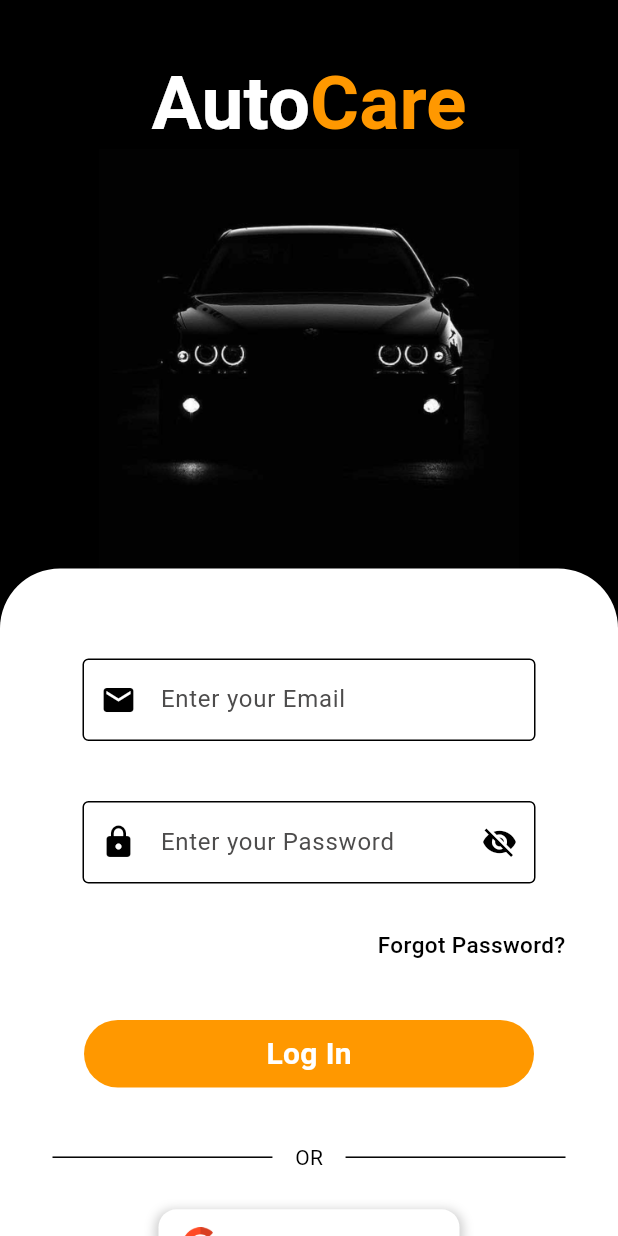
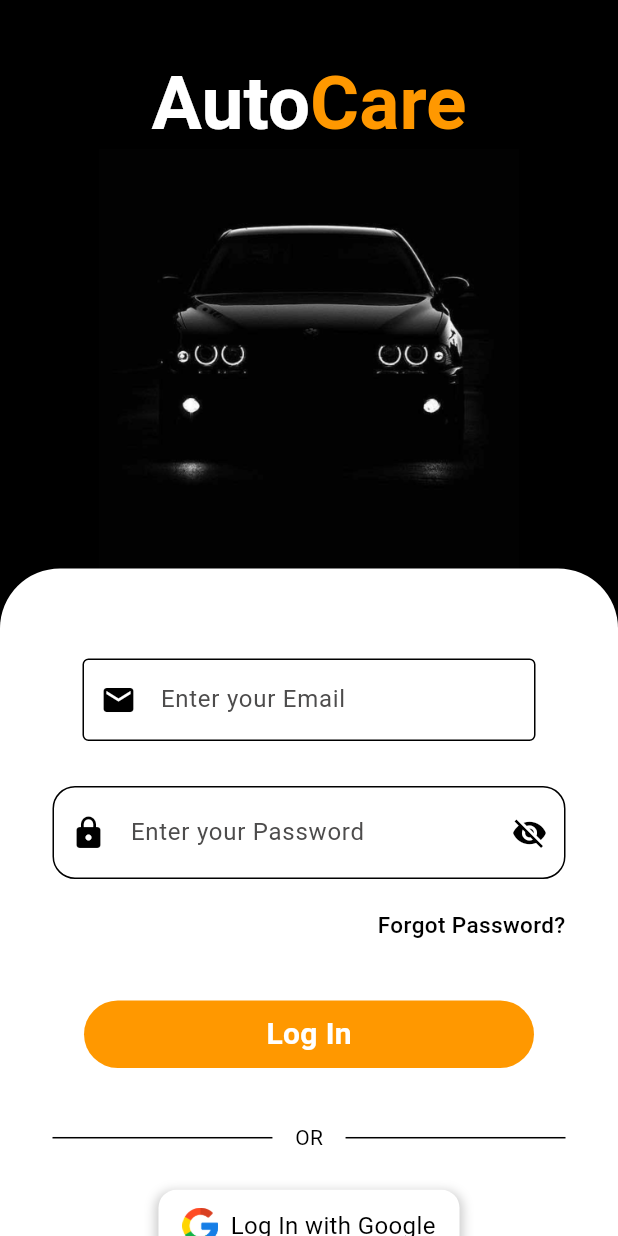
Before and after one commit to TechPyllars2024/AutoCareCarOwners, a Flutter app: the screen it shows after launch, on a phone screen of 412 x 824 dp. Run offline on Flutter 3.47's test engine with Material 3 defaults, Android fonts, the phone set to English and light mode, and no system bars; drawn by our look-alikes of flutter_animate; our stand-ins replace cloud_firestore, curved_navigation_bar, firebase_auth, firebase_core, google_sign_in, lottie; accounts and stored records are empty.

Commit message:
update: login password field

```diff
--- a/lib/Authentication/widgets/texfieldPassword.dart
+++ b/lib/Authentication/widgets/texfieldPassword.dart
@@ -26,9 +26,9 @@ class _TextFieldPasswordState extends State<TextFieldPassword> {
   @override
   Widget build(BuildContext context) {
     return Padding(
-      padding: const EdgeInsets.symmetric(vertical: 10.0, horizontal: 20.0),
+      padding: const EdgeInsets.symmetric(vertical: 0.0, horizontal: 0.0),
       child: TextField(
-        style: const TextStyle(fontSize: 15),
+        style: const TextStyle(fontSize: 20),
         controller: widget.textEditingController,
         obscureText: widget.isPass && !_isPasswordVisible, // Toggle password visibility
         keyboardType: widget.textInputType,
@@ -52,10 +52,12 @@ class _TextFieldPasswordState extends State<TextFieldPassword> {
           border: const OutlineInputBorder(
             borderSide: BorderSide(color: Colors.black),
           ),
-          enabledBorder: const OutlineInputBorder(
-            borderSide: BorderSide(color: Colors.black),
+          enabledBorder: OutlineInputBorder(
+            borderRadius: BorderRadius.circular(15),
+            borderSide:  BorderSide(color: Colors.black),
           ),
-          focusedBorder: const OutlineInputBorder(
+          focusedBorder:  OutlineInputBorder(
+            borderRadius: BorderRadius.circular(15),
             borderSide: BorderSide(color: Colors.black),
           ),
         ),
```
